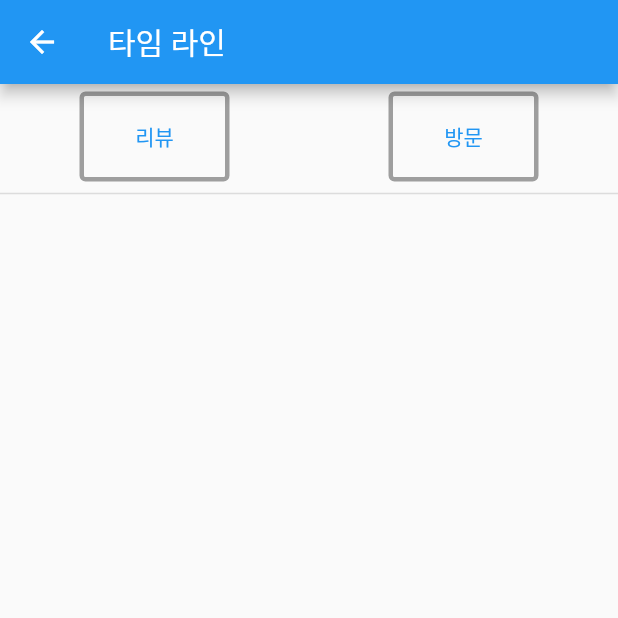
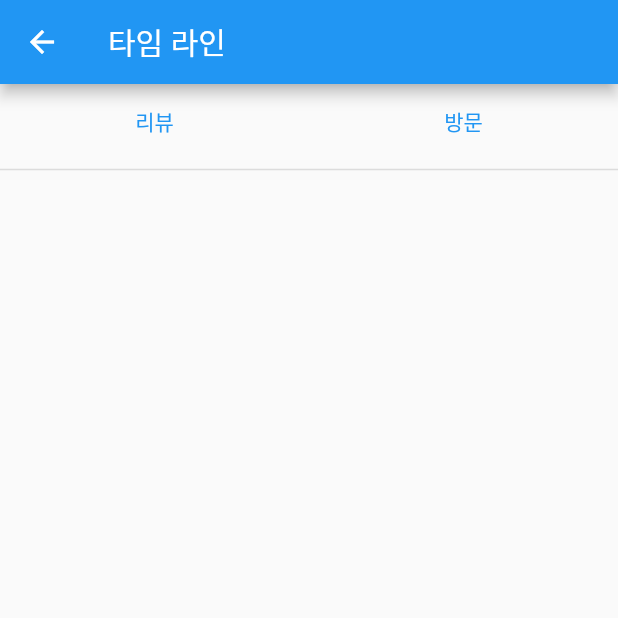
Before and after one commit to PNU-WhatEat/PNU-WhatEat, a Flutter app: the TimeLinePage screen opened directly with empty values, on a phone screen of 412 x 824 dp, the top half of it. Run offline on Flutter 3.47's test engine with Material 2 defaults, Android fonts, the phone set to English and light mode, and no system bars; our stand-ins replace flutter_signin_button; statements that could not run were skipped.

Commit message:
Add - Implement ui of TimeLineCard Add - Add Dummy data on TimeLinePage Modify - Modify initialRoutes to LoginPage Modify - Rename ReviewCard to TimeLineCard Fix - Fixed some bugs on ListElement, TimeLine, EditInfoPage Fix - Fixed some bugs on TimeLine

```diff
--- a/lib/screens/MyInfoPage/Sections/TimeLine.dart
+++ b/lib/screens/MyInfoPage/Sections/TimeLine.dart
@@ -21,7 +21,7 @@ class TimeLine extends StatelessWidget {
         title: "타임라인",
         value: (review+visited).toString(),
         onTap: () {
-          Navigator.pushNamed(context, TimeLinePage.id, arguments:TimeLinePageArguments(category : 1 & 2));
+          Navigator.pushNamed(context, TimeLinePage.id, arguments:TimeLinePageArguments(category : 1 | 2));
         }
       ), // dummy
       Row(children: [
--- a/lib/screens/TimeLinePage/Sections/ReviewCard.dart
+++ /dev/null
@@ -1,43 +0,0 @@
-import 'dart:convert';
-import 'dart:math';
-
-import 'package:flutter/material.dart';
-
-class ReviewCard extends StatefulWidget {
-  static const id = "reviewCard";
-
-  @override
-  _ReviewCardState createState() => _ReviewCardState();
-}
-
-class WidgetState {
-  String name;
-  int review;
-  int follower;
-  double rate;
-  int like;
-  int comment;
-  String time;
-
-  WidgetState({this.name, this.review, this.follower, this.rate, this.like, this.comment, this.time});
-}
-
-var random = new Random();
-class _ReviewCardState extends State<ReviewCard> {
-  WidgetState state = WidgetState(
-    name: base64Encode(List<int>.generate(8, (index) => random.nextInt(100))),
-    review: random.nextInt(100),
-    follower: random.nextInt(100),
-    rate: random.nextDouble() * 10,
-    like: random.nextInt(100),
-    comment: random.nextInt(100),
-    time: base64Encode(List<int>.generate(8, (index) => random.nextInt(100))),
-  );
-
-  @override
-  Widget build(BuildContext context) {
-    return Scaffold(
-      body: Column(children: [],)
-    );
-  }
-}
--- a/lib/screens/TimeLinePage/TimeLinePage.dart
+++ b/lib/screens/TimeLinePage/TimeLinePage.dart
@@ -1,5 +1,10 @@
+import 'dart:convert';
+import 'dart:math';
+
 import 'package:flutter/material.dart';
 import 'package:what_eat/screens/MyInfoPage/Sections/TimeLine.dart';
+
+import 'Sections/TimeLineCard.dart';
 
 class TimeLinePage extends StatefulWidget {
   static const id = "timeLine_page";
@@ -9,8 +14,10 @@ class TimeLinePage extends StatefulWidget {
 
 class WidgetState {
   int category;
+  List<ReviewCard> list = [];
 }
 
+var random = new Random();
 class _TimeLinePageState extends State<TimeLinePage> {
   WidgetState state = WidgetState();
 
@@ -24,7 +31,35 @@ class _TimeLinePageState extends State<TimeLinePage> {
         state.category = (ModalRoute.of(context).settings.arguments as TimeLinePageArguments).category;
       });
     });
+
+    for (int i = 0; i < 10; ++i) {
+      state.list.add(ReviewCard(
+        type: random.nextInt(2) + 1,
+        storeTitle: base64Encode(List<int>.generate(8, (index) => random.nextInt(100))),
+        time: base64Encode(List<int>.generate(8, (index) => random.nextInt(100))),
+        storeRate: random.nextDouble() * 10)
+      );
     }
+  }
+
+  List<ReviewCard> filterList({int category, String storeTitle, double maxStoreRate, double minStoreRate}) {
+    List<ReviewCard> filteredList = [];
+    for (var element in state.list) {
+      print(element.type);
+      if (category != null && (element.type & category) != 0)
+        filteredList.add(element);
+      else if (storeTitle != null && element.storeTitle.indexOf(storeTitle) != -1)
+        filteredList.add(element);
+      else if (minStoreRate != null && maxStoreRate != null && element.storeRate >= minStoreRate && element.storeRate <= maxStoreRate)
+        filteredList.add(element);
+      else if (minStoreRate != null && element.storeRate >= minStoreRate)
+        filteredList.add(element);
+      else if (maxStoreRate != null && element.storeRate <= maxStoreRate)
+        filteredList.add(element);
+    }
+    return filteredList;
+  }
+
   @override
   Widget build(BuildContext context) {
     return Scaffold(
@@ -39,32 +74,50 @@ class _TimeLinePageState extends State<TimeLinePage> {
       ),
       body: Column(
         children: [
-          SizedBox(height: 5,),
-          Row(
+          SizedBox(height: 1,),
+          Container(
+            child: Row(
               children: [
-              TextButton(
+                Material(
+                  shape: Border(bottom: BorderSide(color: (state.category & 1) != 0? Colors.grey : Colors.transparent)),
+                  child: SizedBox(
+                    width: 100,
+                    child: TextButton(
                       child: Text('리뷰'),
                       onPressed: () {
                         setState(() { state.category ^= 1; });
                       },
-                style: (state.category & 1) == 0 ?
-                  TextButton.styleFrom(minimumSize: Size(100, 60), side: BorderSide(color: Colors.grey, width: 3)) :
-                  TextButton.styleFrom(minimumSize: Size(100, 60)),
                     ),
-              TextButton(
+                  ),
+                ),
+                Material(
+                  shape: Border(bottom: BorderSide(color: (state.category & 2) != 0? Colors.grey : Colors.transparent)),
+                  child: SizedBox(
+                    width: 100,
+                    child: TextButton(
                       child: Text('방문'),
                       onPressed: () {
                         setState(() { state.category ^= 2; });
                       },
-                style: (state.category & 2) == 0 ?
-                  TextButton.styleFrom(minimumSize: Size(100, 60), side: BorderSide(color: Colors.grey, width: 3)) :
-                  TextButton.styleFrom(minimumSize: Size(100, 60)),
-              )
+                    ),
+                  ),
+                ),
               ],
               mainAxisAlignment: MainAxisAlignment.spaceAround,
             ),
+          ),
           Divider(thickness: 1,),
-          //widget.category == 0 ? ReviewList() : VisitedList();
+          Container(
+            child: Expanded(
+              flex: 1,
+              child: Container(
+                padding: EdgeInsets.all(20.0),
+                child: ListView(
+                  children: filterList(category: state.category),
+                ),
+              ),
+            ),
+          )
         ],
       ),
     );
```
Also changed, not shown: lib/main.dart (+11 -2 lines), lib/screens/MyInfoPage/MyInfoPage.dart (+24 -17 lines), lib/screens/MyInfoPage/Sections/EditInfoPage.dart (+6 -3 lines), lib/screens/MyInfoPage/Sections/ListElement.dart (+4 -4 lines), lib/screens/TimeLinePage/Sections/TimeLineCard.dart (added, +38 -0 lines). Lines whose indentation alone changed are shown as unchanged.
